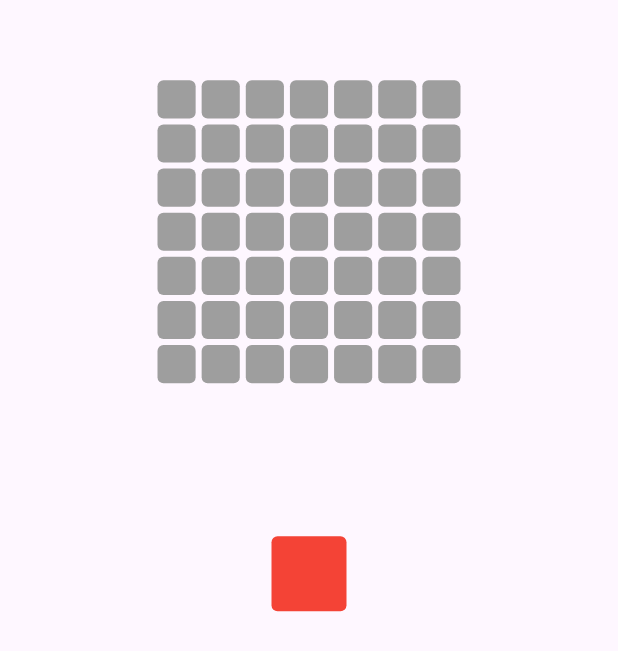
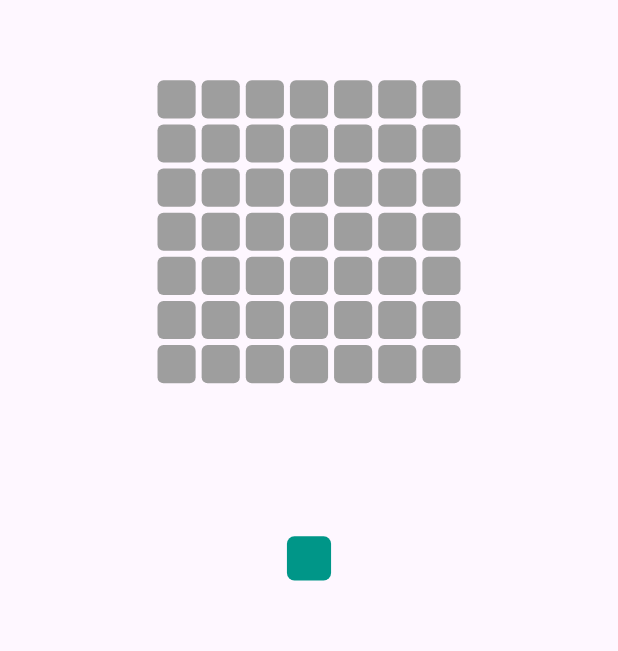
Before and after one commit to ljeanette15/genius_square, a Flutter app: the screen it shows after launch, on a phone screen of 412 x 824 dp. Shown: the top 651 px of the screen. Run offline on Flutter 3.47's test engine with Material 3 defaults, Android fonts, the phone set to English and light mode, and no system bars.

Commit message:
Cleaned up code

```diff
--- a/lib/main.dart
+++ b/lib/main.dart
@@ -23,10 +23,33 @@ class HomePage extends StatefulWidget {
   State<HomePage> createState() => _MyHomePageState();
 }
 
+// Create a class for the red square
+class RoundBox extends StatelessWidget {
+  final Color itemColor;
+  final double width;
+
+  const RoundBox({
+    super.key,
+    required this.itemColor,
+    required this.width,
+  });
+
+  @override
+  Widget build(BuildContext context) {
+    return Container(
+      width: width,
+      height: width,
+      decoration: BoxDecoration(
+        color: itemColor,
+        borderRadius: BorderRadius.circular(5)
+      ),
+    );
+  }
+}
+
 // Contains the state (the meat of the page)
 class _MyHomePageState extends State<HomePage> {
   List<List<bool>> grid = List.generate(7, (i) => List.generate(7, (j) => false));
-  bool redSquareInGrid = false;
 
   @override
   Widget build(BuildContext context) {
@@ -41,7 +64,7 @@ class _MyHomePageState extends State<HomePage> {
         // Column allows for vertical positioning
         child: Column(
           children: [
-            // Epty box for margin above grid (there's probably a better way to do this)
+            // Empty box for margin above grid (there's probably a better way to do this)
             SizedBox(
               width: gridDim / 4,
               height: gridDim / 4
@@ -51,33 +74,19 @@ class _MyHomePageState extends State<HomePage> {
             SizedBox(
               width: gridDim,
               height: gridDim,
+
               // The grid itself
               child: GridView.builder(
                 gridDelegate: const SliverGridDelegateWithFixedCrossAxisCount(
                   crossAxisCount: 7,
                 ),
-                // What does itemBuilder do?
+
                 itemBuilder: (context, index) {
-                  int rowIndex = index ~/ 7;
-                  int colIndex = index % 7;
-
-                  return GestureDetector(
-                    onTap: () {
-                      if (redSquareInGrid) {
-                        setState(() {
-                          redSquareInGrid = false;
-                          grid[rowIndex][colIndex] = true;
-                        });
-                      }
-                    },
-
-                    // The elements in the grid - need to change these to DragTargets
-                    child: Container(
-                      margin: const EdgeInsets.all(2),
-                      decoration: BoxDecoration(
-                        color: Colors.grey,
-                        borderRadius: BorderRadius.circular(4),
-                      ),
+                  return Container(
+                    margin: const EdgeInsets.all(2),
+                    decoration: BoxDecoration(
+                      color: Colors.grey,
+                      borderRadius: BorderRadius.circular(4),
                     ),
                   );
                 },
@@ -91,30 +100,8 @@ class _MyHomePageState extends State<HomePage> {
             // The square that will be dragged
             const SizedBox(height: 100),
             Draggable(
-              feedback: Container(
-                width: (gridDim - 12) / 7,
-                height: (gridDim - 12) / 7,
-                decoration: BoxDecoration(
-                  color: Colors.red.withOpacity(0.5),
-                  borderRadius: BorderRadius.circular(4)
-                ),
-              ),
-              // Check if square is in grid - if it is set redSquareInGrid to true?
-              onDragEnd: (details) {
-                setState(() {
-                  redSquareInGrid = true;
-                });
-              },
-              // Not sure what this child is here for. The child is a bool
-              child: redSquareInGrid
-                  ? Container() // If red square is in the grid, hide the original red square
-                  : Container(
-                      width: 50,
-                      height: 50,
-                      decoration: BoxDecoration(
-                        color: Colors.red,
-                        borderRadius: BorderRadius.circular(4) ),
-                    ),
+              feedback: RoundBox(itemColor: Colors.teal.withOpacity(0.2), width: gridDim / 7,),
+              child: RoundBox(itemColor: Colors.teal, width: gridDim / 7,)
             ),
           ],
         ),
```
